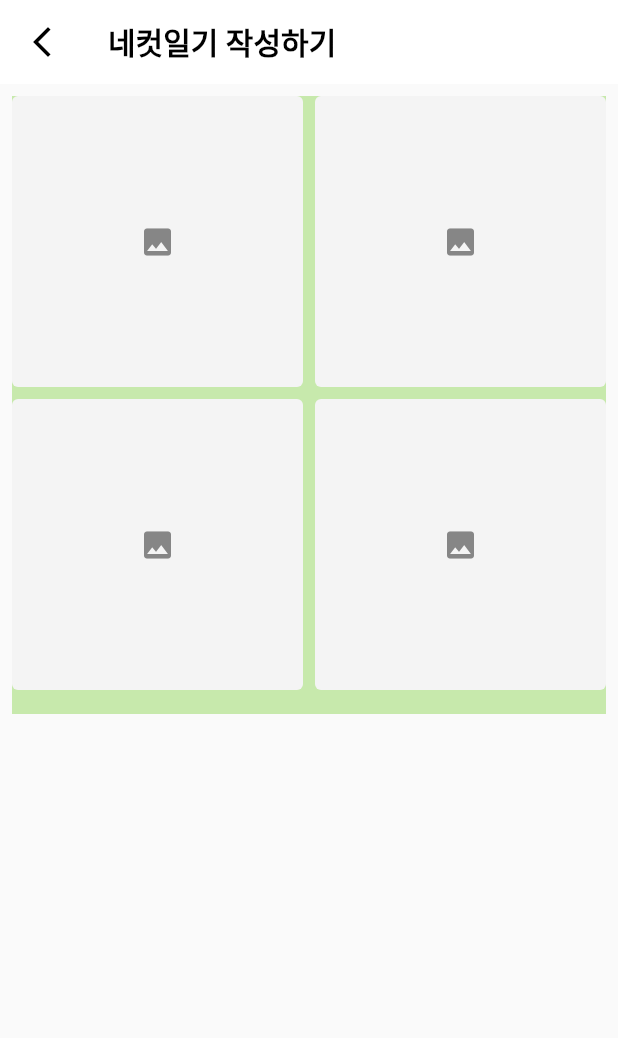
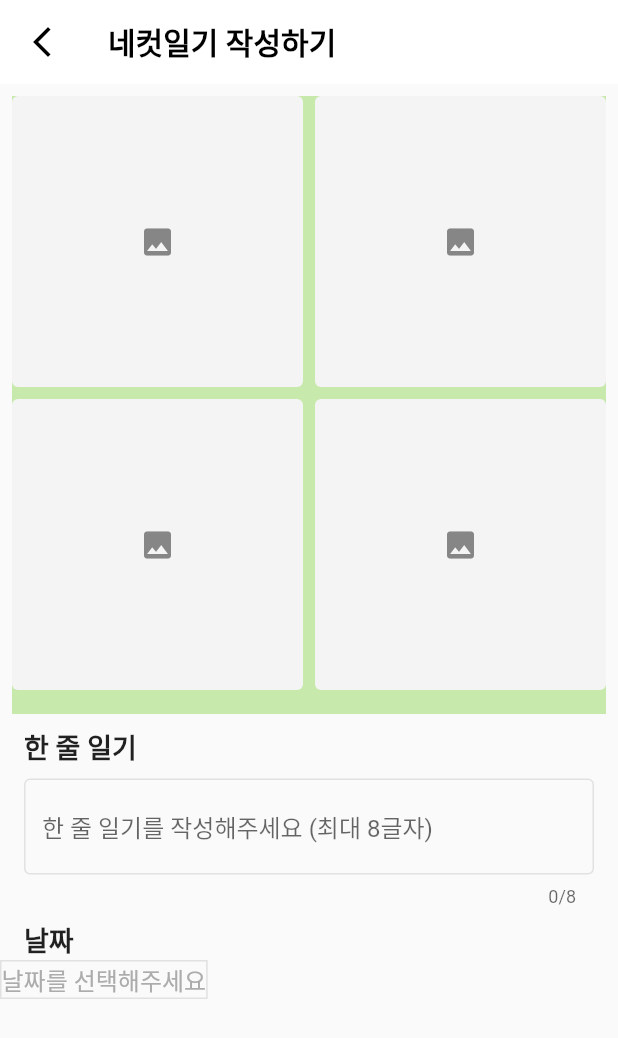
Before and after one commit to coddingyun/flutter-practice, a Flutter app: the WriteScreen screen opened by its route, on a phone screen of 412 x 824 dp. Shown: the top 1038 px of the screen. Run offline on Flutter 3.47's test engine with Material 3 defaults, Android fonts, the phone set to English and light mode, and no system bars; our stand-ins replace google_fonts, image_picker.

Commit message:
[SCRUM-2] TextEdittingController

```diff
--- a/lib/main.dart
+++ b/lib/main.dart
@@ -167,6 +167,9 @@ class _WriteScreenState extends State<WriteScreen> {
   late ValueNotifier<dynamic> selectImgBottomLeft;
   late ValueNotifier<dynamic> selectImgBottomRight;
 
+  TextEditingController inputTitleController = TextEditingController();
+  final formKey = GlobalKey<FormState>();
+
   @override
   void initState() {
     selectImgBottomRight = ValueNotifier(null);
@@ -198,7 +201,12 @@ class _WriteScreenState extends State<WriteScreen> {
         elevation: 0,
         backgroundColor: Colors.white,
       ),
-      body: Container(
+      body: SingleChildScrollView(
+        child: Column(
+          crossAxisAlignment: CrossAxisAlignment.start,
+          children: [
+            // 이미지 선택 위젯
+            Container(
               margin: EdgeInsets.all(8),
               color: Color(0xffC7E9AC),
               child: Container(
@@ -218,6 +226,70 @@ class _WriteScreenState extends State<WriteScreen> {
                     SelectedImg(selectImg: selectImgBottomRight),
                   ],
                 ),
+              ),
+            ),
+            // 텍스트 작성 필드
+            Container(
+              margin: EdgeInsets.symmetric(horizontal: 16),
+              child: Text(
+                "한 줄 일기",
+                style: GoogleFonts.blackHanSans(
+                  textStyle: TextStyle(
+                    fontSize: 18,
+                    fontWeight: FontWeight.w600,
+                  ),
+                ),
+              ),
+            ),
+            Container(
+              margin: EdgeInsets.symmetric(horizontal: 16, vertical: 8),
+              child: Form(
+                key: formKey,
+                child: TextFormField(
+                  decoration: InputDecoration(
+                    hintText: "한 줄 일기를 작성해주세요 (최대 8글자)",
+                    hintStyle: GoogleFonts.blackHanSans(fontSize: 16),
+                    enabledBorder: OutlineInputBorder(
+                      borderSide: BorderSide(color: Color(0xffE1E1E1)),
+                    ),
+                    focusedBorder: OutlineInputBorder(
+                      borderSide: BorderSide(color: Colors.black),
+                    ),
+                  ),
+                  maxLength: 8,
+                  controller: inputTitleController,
+                ),
+              ),
+            ),
+            Container(
+              margin: EdgeInsets.symmetric(horizontal: 16),
+              child: Text(
+                "날짜",
+                style: GoogleFonts.blackHanSans(
+                  textStyle: TextStyle(
+                    fontSize: 18,
+                    fontWeight: FontWeight.w600,
+                  ),
+                ),
+              ),
+            ),
+            GestureDetector(
+              child: Container(
+                decoration: BoxDecoration(
+                  border: Border.all(color: Color(0xffe1e1e1)),
+                ),
+                child: Text(
+                  "날짜를 선택해주세요",
+                  style: GoogleFonts.blackHanSans(
+                    textStyle: TextStyle(
+                      fontSize: 16,
+                      color: Color(0xffacacac),
+                    ),
+                  ),
+                ),
+              ),
+            ),
+          ],
         ),
       ),
     );
```
Lines whose indentation alone changed are shown as unchanged.
